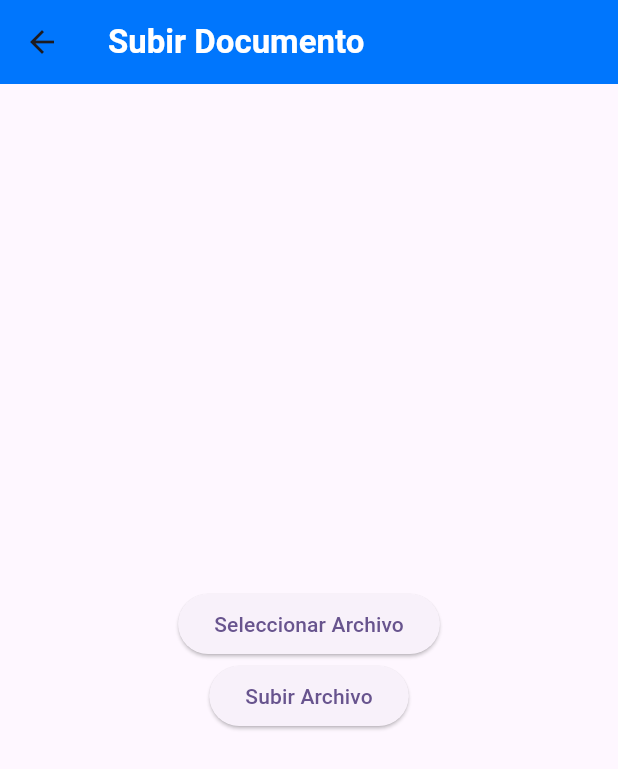
After one commit to Proyecto-Boston/mobile-flutter, a Flutter app: the FileUploadScreen screen opened directly, after a tap on "Subir Archivo", on a phone screen of 412 x 824 dp. The commit adds this screen. Shown: the top 769 px of the screen. Run offline on Flutter 3.47's test engine with Material 2 defaults, Android fonts, the phone set to English and light mode, and no system bars; our stand-ins replace dio, file_picker, open_file, permission_handler; network calls fail.

Commit message:
Vista carga y subida de archivos completada

```diff
--- a/lib/File.dart
+++ b/lib/File.dart
@@ -7,7 +7,7 @@ String FileToJson(File data) => json.encode(data.toJson());
 class File {
     int id;
     String name;
-    String? path;
+    String path;
     List<String> fileData;
     int size;
     int userId;
@@ -17,7 +17,7 @@ class File {
     File({
         required this.id,
         required this.name,
-        this.path,
+        required this.path,
         required this.fileData,
         required this.size,
         required this.userId,
--- a/lib/main.dart
+++ b/lib/main.dart
@@ -1,5 +1,7 @@
+import 'package:app_celtic_drive/descargar_archivos.dart';
 import 'package:app_celtic_drive/inicio_sesion.dart';
 import 'package:app_celtic_drive/registro.dart';
+import 'package:app_celtic_drive/subir.dart';
 import 'package:app_celtic_drive/subir_documento.dart';
 import 'package:flutter/material.dart';
 import 'dart:io';
@@ -22,7 +24,7 @@ class MyApp extends StatelessWidget {
         colorScheme: ColorScheme.fromSeed(seedColor: Colors.deepPurple),
         useMaterial3: true,
       ),
-      home: subir_documento(title: "Subir Documento",),
+      home: FileListScreen(),//subir_documento(title: "Subir Documento",),
       routes: {
         registro.nombreRuta: (BuildContext context)=> registro(),
         inicio_sesion.nombreRuta:(BuildContext context) => inicio_sesion(),
--- /dev/null
+++ b/lib/subir.dart
@@ -0,0 +1,83 @@
+import 'package:file_picker/file_picker.dart';
+import 'package:flutter/material.dart';
+import 'package:flutter/services.dart';
+import 'package:http/http.dart' as http;
+
+import 'dart:convert';
+import 'dart:io';
+
+class FileUploadScreen extends StatefulWidget {
+  @override
+  _FileUploadScreenState createState() => _FileUploadScreenState();
+}
+
+class _FileUploadScreenState extends State<FileUploadScreen> {
+  PlatformFile? _file;
+  String _fileData = "";
+
+  Future<void> selectFile() async {
+    try {
+      final result = await FilePicker.platform.pickFiles();
+
+      if (result != null) {
+        setState(() {
+          _file = result.files.first;
+          final bytes = File(_file!.path!).readAsBytesSync();
+          _fileData = base64Encode(bytes);
+        });
+      }
+    } on PlatformException catch (e) {
+      print("Error al seleccionar el archivo: $e");
+    }
+  }
+
+  Future<void> uploadFile() async {
+    if (_file == null) {
+      print("No se ha seleccionado un archivo.");
+      return;
+    }
+
+    final url = Uri.parse("http://10.0.2.2:1234/file/uploadFile"); // Reemplaza con la URL de tu API
+
+    final request = http.MultipartRequest('POST', url)
+      ..fields['fileData'] = _fileData
+      ..fields['id'] = '1'
+      ..fields['name'] = _file!.name
+      ..fields['path'] = '/uploads'
+      ..fields['size'] = '1024'
+      ..fields['userId'] = '1'
+      ..fields['folderId'] = '2'
+      ..fields['nodeId'] = '3';
+
+    final response = await request.send();
+
+    if (response.statusCode == 200) {
+      print("Archivo enviado exitosamente.");
+    } else {
+      print("Error al enviar el archivo: ${response.reasonPhrase}");
+    }
+  }
+
+  @override
+  Widget build(BuildContext context) {
+    return Scaffold(
+      appBar: AppBar(title: Text("Subir Documento",style: TextStyle(color: Colors.white,fontWeight: FontWeight.bold),),backgroundColor:Color.fromARGB(255, 0, 118, 253), ),
+      body: Center(
+        child: Column(
+          mainAxisAlignment: MainAxisAlignment.center,
+          children: <Widget>[
+            ElevatedButton(
+              onPressed: selectFile,
+              child: Text("Seleccionar Archivo"),
+            ),
+            if (_file != null) Text("Archivo seleccionado: ${_file!.name}"),
+            ElevatedButton(
+              onPressed: uploadFile,
+              child: Text("Subir Archivo"),
+            ),
+          ],
+        ),
+      ),
+    );
+  }
+}
```
Also changed, not shown: lib/descargar_archivos.dart (added, +75 -0 lines), lib/subir_documento.dart (+15 -8 lines).
